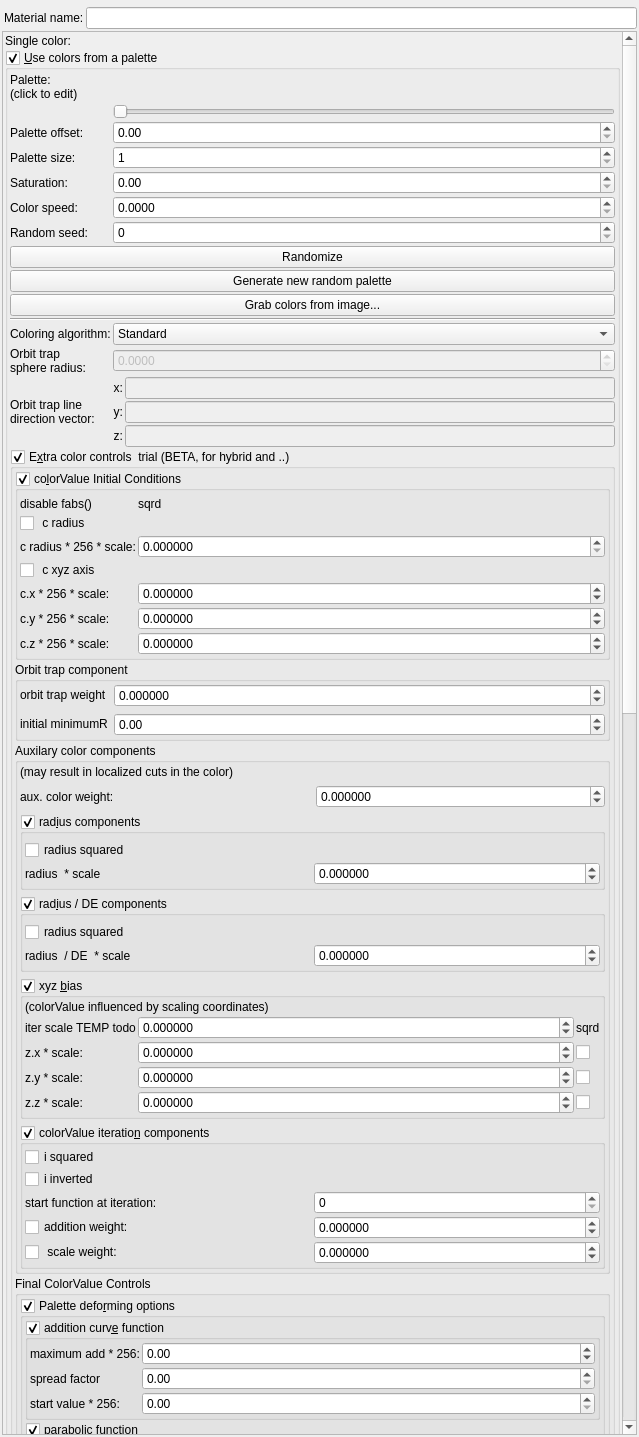
The window that mandelbulber2/qt/material_editor.ui (buddhi1980/mandelbulber2) describes before a commit, drawn with Qt 5.
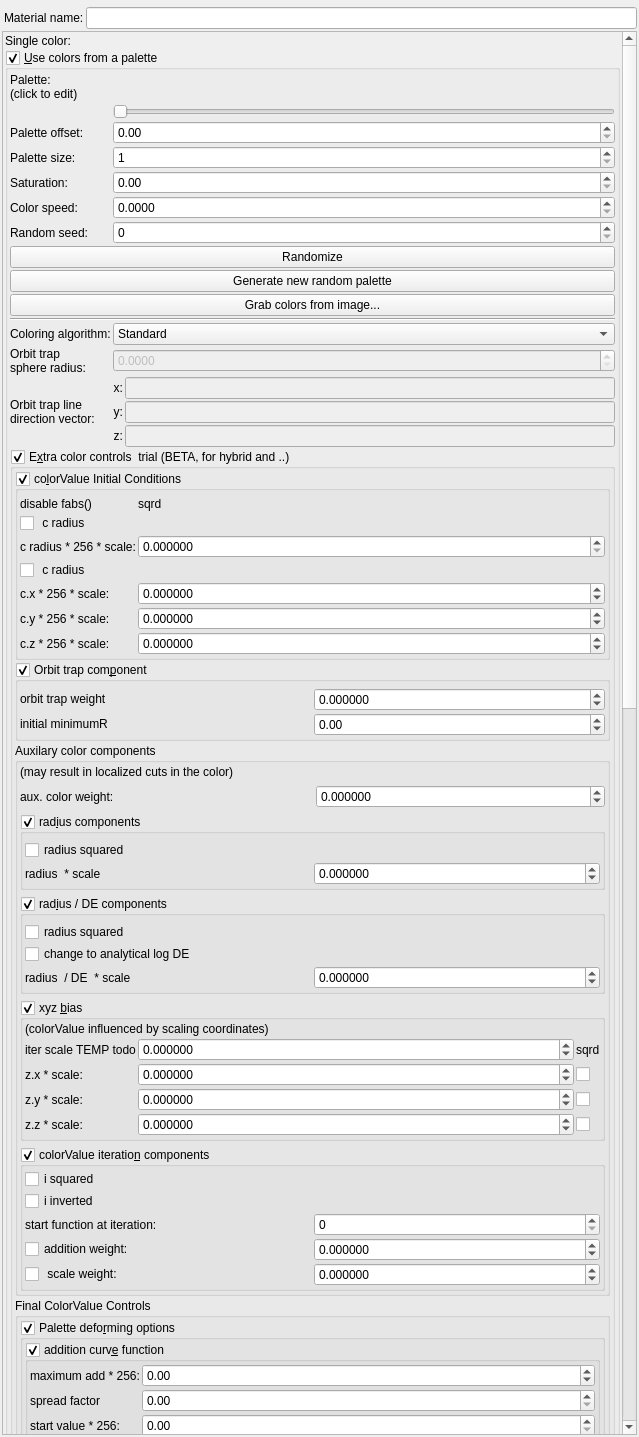
The same window after the commit. Icons and pictures are not drawn. Custom widgets are drawn as their Qt base class.

Commit message:
added enabled true checkVBox for orbit trap color componenet added checkBox for log DE , in DE color component
committing out redundant trans Hybrid color code.

The edit to the form file:
```diff
--- a/mandelbulber2/qt/material_editor.ui
+++ b/mandelbulber2/qt/material_editor.ui
@@ -81,9 +81,9 @@
       <property name="geometry">
        <rect>
         <x>0</x>
-        <y>-741</y>
+        <y>-426</y>
         <width>619</width>
-        <height>3310</height>
+        <height>3335</height>
        </rect>
       </property>
       <layout class="QVBoxLayout" name="verticalLayout_2">
@@ -837,13 +837,6 @@
                     </property>
                    </widget>
                   </item>
-                  <item row="3" column="1" colspan="2">
-                   <widget class="QCheckBox" name="checkBox_fractal_coloring_ic_xyz_enabled_false">
-                    <property name="text">
-                     <string notr="true"> c xyz axis</string>
-                    </property>
-                   </widget>
-                  </item>
                   <item row="1" column="1" colspan="5">
                    <widget class="QCheckBox" name="checkBox_fractal_coloring_ic_rad_enabled_false">
                     <property name="text">
@@ -851,22 +844,38 @@
                     </property>
                    </widget>
                   </item>
+                  <item row="3" column="1" colspan="5">
+                   <widget class="QCheckBox" name="checkBox_fractal_coloring_ic_xyz_enabled_false">
+                    <property name="text">
+                     <string notr="true"> c radius</string>
+                    </property>
+                   </widget>
+                  </item>
                  </layout>
                 </item>
                </layout>
               </widget>
              </item>
              <item>
-              <widget class="QGroupBox" name="groupBox">
+              <widget class="MyGroupBox" name="groupCheck_fractal_coloring_orbit_trap_true">
+               <property name="toolTip">
+                <string>&lt;html&gt;&lt;head/&gt;&lt;body&gt;&lt;p&gt;Adjusting the color speed  may be required, depending on the size of the fractal and location.&lt;/p&gt;&lt;/body&gt;&lt;/html&gt;</string>
+               </property>
                <property name="title">
-                <string>Orbit trap component</string>
+                <string>Orbit trap com&amp;ponent</string>
                </property>
-               <layout class="QVBoxLayout" name="verticalLayout_3">
+               <property name="checkable">
+                <bool>true</bool>
+               </property>
+               <layout class="QVBoxLayout" name="verticalLayout_42" stretch="0">
+                <property name="spacing">
+                 <number>2</number>
+                </property>
                 <property name="leftMargin">
                  <number>2</number>
                 </property>
                 <property name="topMargin">
-                 <number>2</number>
+                 <number>6</number>
                 </property>
                 <property name="rightMargin">
                  <number>2</number>
@@ -875,8 +884,52 @@
                  <number>2</number>
                 </property>
                 <item>
-                 <layout class="QGridLayout" name="gridLayout" columnstretch="0,2">
-                  <item row="0" column="1">
+                 <layout class="QGridLayout" name="gridLayout_23" columnstretch="0,0">
+                  <property name="spacing">
+                   <number>2</number>
+                  </property>
+                  <item row="2" column="1">
+                   <widget class="MyDoubleSpinBox" name="spinbox_fractal_coloring_initial_minimumR">
+                    <property name="sizePolicy">
+                     <sizepolicy hsizetype="Minimum" vsizetype="Maximum">
+                      <horstretch>0</horstretch>
+                      <verstretch>0</verstretch>
+                     </sizepolicy>
+                    </property>
+                    <property name="prefix">
+                     <string/>
+                    </property>
+                    <property name="suffix">
+                     <string/>
+                    </property>
+                    <property name="decimals">
+                     <number>2</number>
+                    </property>
+                    <property name="minimum">
+                     <double>-9999.989999999999782</double>
+                    </property>
+                    <property name="maximum">
+                     <double>9999.989999999999782</double>
+                    </property>
+                    <property name="singleStep">
+                     <double>0.100000000000000</double>
+                    </property>
+                   </widget>
+                  </item>
+                  <item row="2" column="0">
+                   <widget class="QLabel" name="label_61">
+                    <property name="font">
+                     <font>
+                      <weight>75</weight>
+                      <bold>true</bold>
+                     </font>
+                    </property>
+                    <property name="text">
+                     <string>&lt;html&gt;&lt;head/&gt;&lt;body&gt;&lt;p&gt;&lt;span style=&quot; font-weight:400;&quot;&gt;initial minimumR&lt;/span&gt;&lt;/p&gt;&lt;/body&gt;&lt;/html&gt;</string>
+                    </property>
+                   </widget>
+                  </item>
+                  <item row="1" column="1">
                    <widget class="MyDoubleSpinBox" name="spinbox_fractal_coloring_orbit_trap_weight">
                     <property name="sizePolicy">
                      <sizepolicy hsizetype="Minimum" vsizetype="Maximum">
@@ -910,7 +963,7 @@
                     </property>
                    </widget>
                   </item>
-                  <item row="0" column="0">
+                  <item row="1" column="0">
                    <widget class="QLabel" name="label_62">
                     <property name="font">
                      <font>
@@ -923,47 +976,6 @@
                     </property>
                    </widget>
                   </item>
-                  <item row="1" column="0">
-                   <widget class="QLabel" name="label_61">
-                    <property name="font">
-                     <font>
-                      <weight>75</weight>
-                      <bold>true</bold>
-                     </font>
-                    </property>
-                    <property name="text">
-                     <string>&lt;html&gt;&lt;head/&gt;&lt;body&gt;&lt;p&gt;&lt;span style=&quot; font-weight:400;&quot;&gt;initial minimumR&lt;/span&gt;&lt;/p&gt;&lt;/body&gt;&lt;/html&gt;</string>
-                    </property>
-                   </widget>
-                  </item>
-                  <item row="1" column="1">
-                   <widget class="MyDoubleSpinBox" name="spinbox_fractal_coloring_initial_minimumR">
-                    <property name="sizePolicy">
-                     <sizepolicy hsizetype="Minimum" vsizetype="Maximum">
-                      <horstretch>0</horstretch>
-                      <verstretch>0</verstretch>
-                     </sizepolicy>
-                    </property>
-                    <property name="prefix">
-                     <string/>
-                    </property>
-                    <property name="suffix">
-                     <string/>
-                    </property>
-                    <property name="decimals">
-                     <number>2</number>
-                    </property>
-                    <property name="minimum">
-                     <double>-9999.989999999999782</double>
-                    </property>
-                    <property name="maximum">
-                     <double>9999.989999999999782</double>
-                    </property>
-                    <property name="singleStep">
-                     <double>0.100000000000000</double>
-                    </property>
-                   </widget>
-                  </item>
                  </layout>
                 </item>
                </layout>
@@ -1138,7 +1150,7 @@
                   <property name="checkable">
                    <bool>true</bool>
                   </property>
-                  <layout class="QVBoxLayout" name="verticalLayout_36" stretch="0,0">
+                  <layout class="QVBoxLayout" name="verticalLayout_36" stretch="0,0,0">
                    <property name="spacing">
                     <number>2</number>
                    </property>
@@ -1161,6 +1173,13 @@
                      </property>
                     </widget>
                    </item>
+                   <item>
+                    <widget class="QCheckBox" name="checkBox_fractal_coloring_rad_div_log_de_false">
+                     <property name="text">
+                      <string notr="true">change to analytical log DE</string>
+                     </property>
+                    </widget>
+                   </item>
                    <item>
                     <layout class="QGridLayout" name="gridLayout_19" columnstretch="0,0">
                      <property name="spacing">
```
The commit also changes 10 other files.
